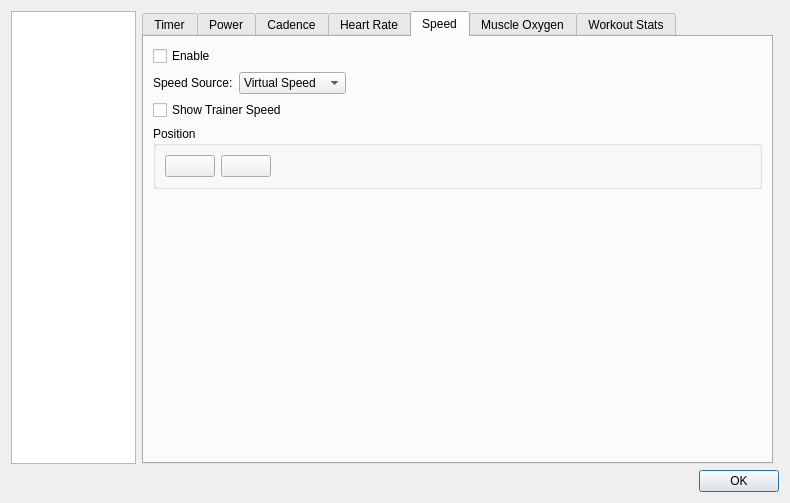
MaximumTrainer/MaximumTrainer_Redux, file src/ui/dialogconfig.ui: the form before one commit.
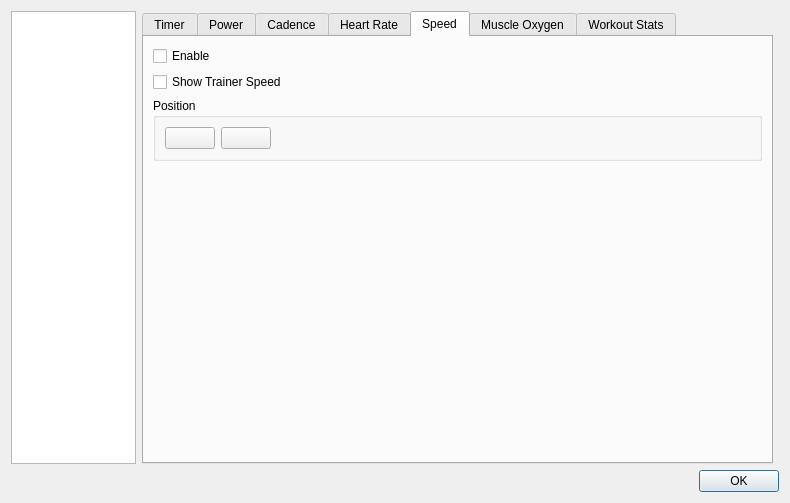
The form after the commit. The open tabs and pages were chosen to show the change. Icons and pictures are not drawn. Custom widgets are drawn as their Qt base class.

Commit message: feat: always use virtual speed; remove Speed Source toggle

Patch:
```diff
--- a/src/ui/dialogconfig.ui
+++ b/src/ui/dialogconfig.ui
@@ -1229,50 +1229,6 @@
              </property>
             </widget>
            </item>
-           <item>
-            <layout class="QHBoxLayout" name="horizontalLayout">
-             <item>
-              <widget class="QLabel" name="label_2">
-               <property name="text">
-                <string>Speed Source:</string>
-               </property>
-              </widget>
-             </item>
-             <item>
-              <widget class="QComboBox" name="comboBox_virtualSpeed">
-               <property name="minimumSize">
-                <size>
-                 <width>90</width>
-                 <height>0</height>
-                </size>
-               </property>
-               <item>
-                <property name="text">
-                 <string>Virtual Speed</string>
-                </property>
-               </item>
-               <item>
-                <property name="text">
-                 <string>Trainer Speed</string>
-                </property>
-               </item>
-              </widget>
-             </item>
-             <item>
-              <spacer name="horizontalSpacer_2">
-               <property name="orientation">
-                <enum>Qt::Horizontal</enum>
-               </property>
-               <property name="sizeHint" stdset="0">
-                <size>
-                 <width>40</width>
-                 <height>20</height>
-                </size>
-               </property>
-              </spacer>
-             </item>
-            </layout>
-           </item>
            <item>
             <widget class="QCheckBox" name="checkBox_showTrainerSpeed">
              <property name="text">
```
The commit also changes 6 other files.
